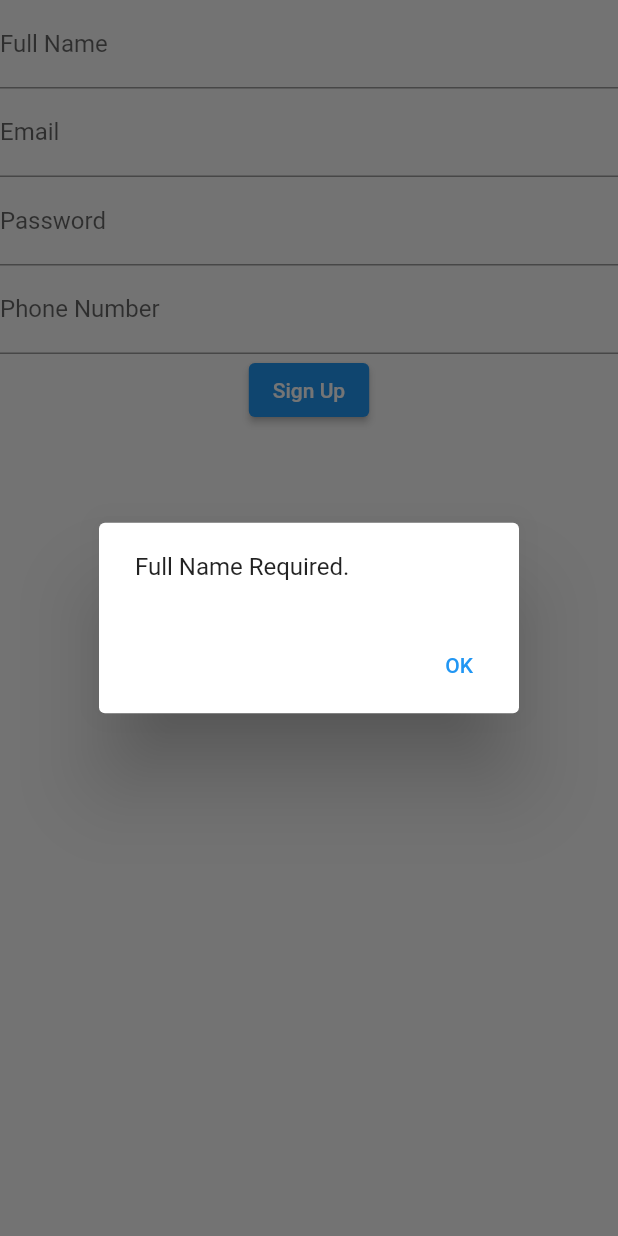
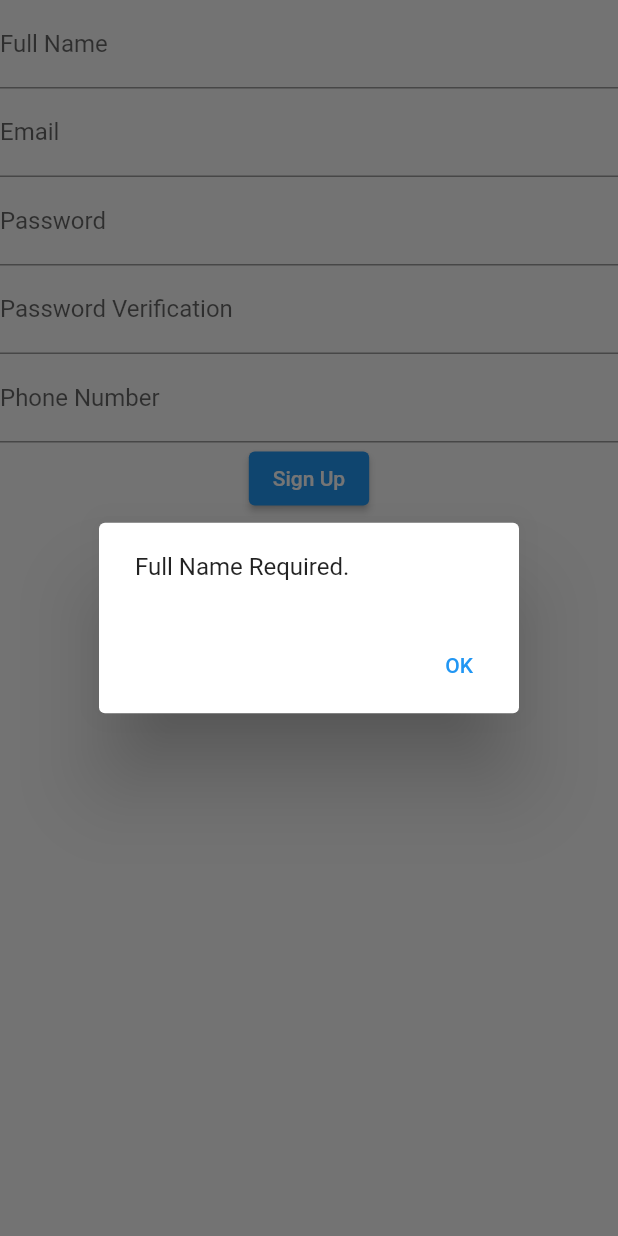
Before and after one commit to PP-Groupe-6/PrixBanqueFlutterInterface, a Flutter app: the SignUpPage screen opened by its route, after a tap on "Sign Up", on a phone screen of 412 x 824 dp. Run offline on Flutter 3.47's test engine with Material 2 defaults, Android fonts, the phone set to English and light mode, and no system bars; our stand-ins replace firebase_auth, firebase_core; missing offline and left inert: dart:html; accounts and stored records are empty; network calls fail.

Commit message:
Added Password verification and allowed only letters for the full name

```diff
--- a/prix_banque_flutter_interface/lib/sign_in_page.dart
+++ b/prix_banque_flutter_interface/lib/sign_in_page.dart
@@ -5,6 +5,7 @@ import 'package:flutter/cupertino.dart';
 import 'package:flutter/material.dart';
 import 'package:prix_banque_flutter_interface/authentification_service.dart';
 import 'package:prix_banque_flutter_interface/home_page.dart';
+import 'package:prix_banque_flutter_interface/show_information.dart';
 import 'package:prix_banque_flutter_interface/sign_up_page.dart';
 import 'package:provider/provider.dart';
 
@@ -36,7 +37,9 @@ class SignInPage extends StatelessWidget {
                   context.read<AuthenticationService>().signIn(
                     email: emailController.text.trim(),
                     password: passwordController.text.trim(),
-                  );
+                  ).then((message) {
+                      ShowInformation().showMyDialog(context, message);
+                  });
                 },
                 child: Text("Sign in"),
 
--- a/prix_banque_flutter_interface/lib/sign_up_page.dart
+++ b/prix_banque_flutter_interface/lib/sign_up_page.dart
@@ -11,6 +11,7 @@ class SignUpPage extends StatelessWidget {
   static const name = "/signUpPage";
   final TextEditingController emailController = TextEditingController();
   final TextEditingController passwordController = TextEditingController();
+  final TextEditingController passwordVerificationController = TextEditingController();
   final TextEditingController phoneNumberController = TextEditingController();
   final TextEditingController fullNameController = TextEditingController();
 
@@ -21,6 +22,8 @@ class SignUpPage extends StatelessWidget {
         children: [
           TextField(
             controller: fullNameController,
+            keyboardType: TextInputType.text,
+            inputFormatters: <TextInputFormatter>[FilteringTextInputFormatter.allow(RegExp('[a-zA-Z ]'))],
             decoration: InputDecoration(
               labelText: "Full Name",
             ),
@@ -40,6 +43,14 @@ class SignUpPage extends StatelessWidget {
             ),
           ),
           TextField(
+            controller: passwordVerificationController,
+            obscureText: true,
+            decoration: InputDecoration(
+              labelText: "Password Verification",
+
+            ),
+          ),
+          TextField(
             controller: phoneNumberController,
             keyboardType: TextInputType.number,
             inputFormatters: <TextInputFormatter>[FilteringTextInputFormatter.digitsOnly],
@@ -49,11 +60,14 @@ class SignUpPage extends StatelessWidget {
           ),
           ElevatedButton(
             onPressed: () {
-              if(fullNameController.text==""){
+              if (fullNameController.text==""){
                 ShowInformation().showMyDialog(context, "Full Name Required.");
               }
-              else if(phoneNumberController.text==""){
+              else if (phoneNumberController.text==""){
                 ShowInformation().showMyDialog(context, "Phone Number Required.");
+              }
+              else if (passwordController.text != passwordVerificationController.text){
+                ShowInformation().showMyDialog(context, "Passwords are not the same.");
               }
               else {
                 context.read<AuthenticationService>().signUp(
```
